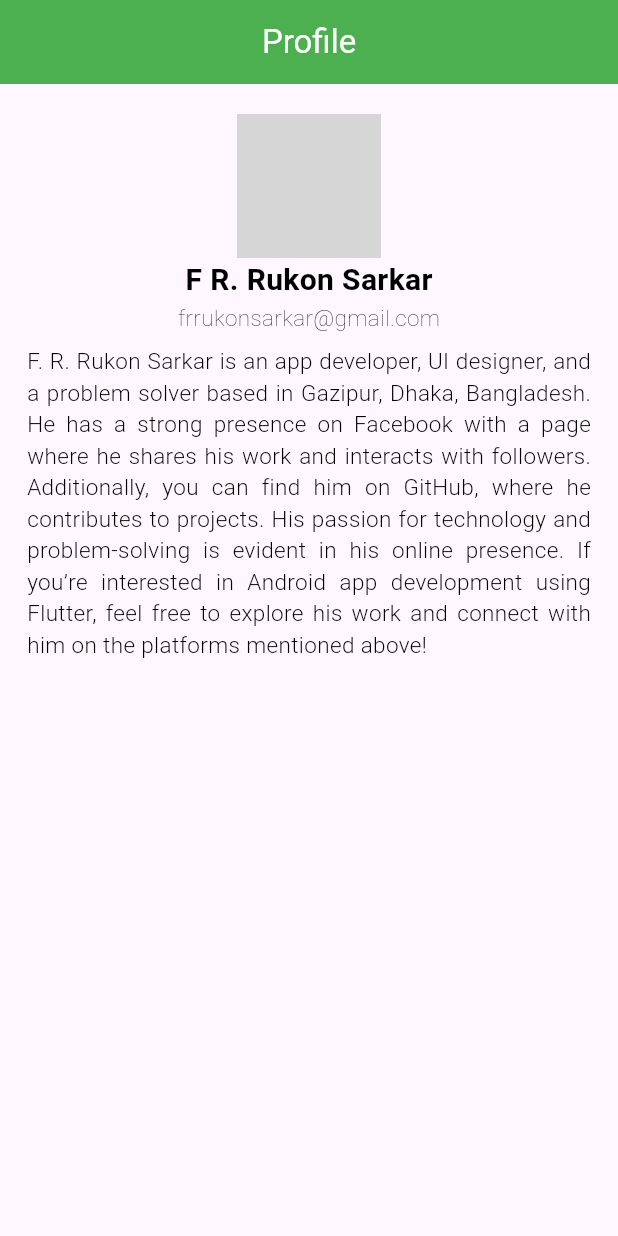
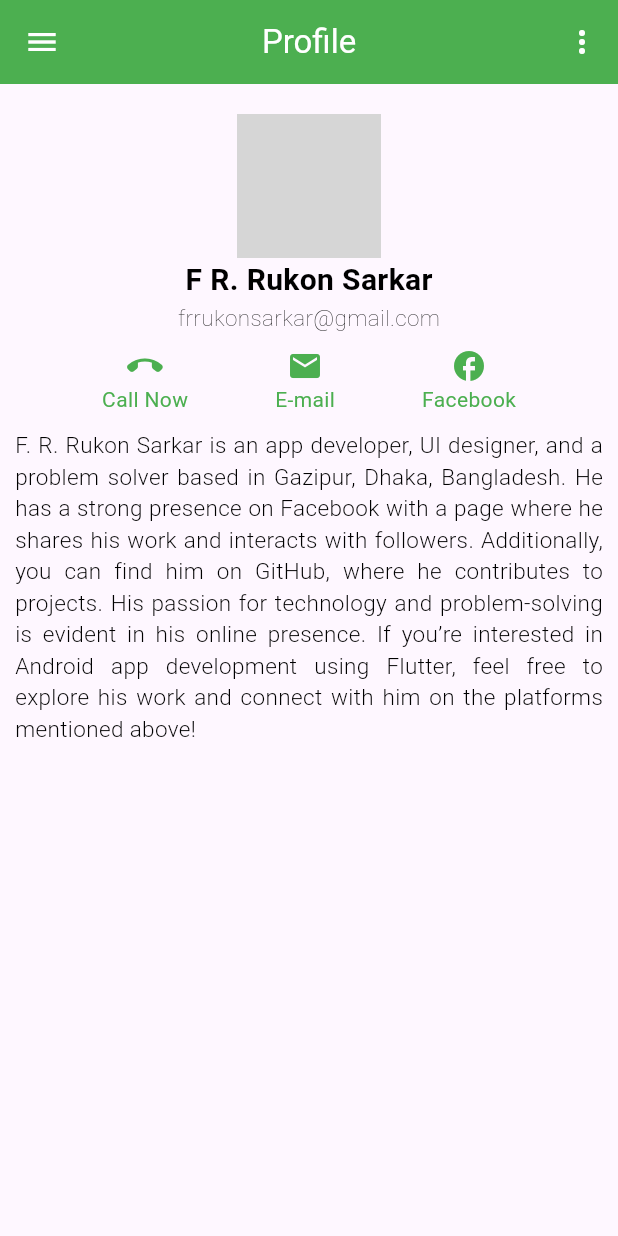
Before and after one commit to rukonsarkar/profile_design, a Flutter app: the screen it shows after launch, on a phone screen of 412 x 824 dp. Run offline on Flutter 3.47's test engine with Material 3 defaults, Android fonts, the phone set to English and light mode, and no system bars; network calls fail; grey boxes are pictures that could not be loaded.

```diff
--- a/lib/main.dart
+++ b/lib/main.dart
@@ -1,6 +1,7 @@
 import 'package:flutter/cupertino.dart';
 import 'package:flutter/material.dart';
 import 'package:flutter/widgets.dart';
+import 'package:url_launcher/url_launcher.dart';
 
 void main(){
   runApp(MyApp());
@@ -19,17 +20,30 @@ class MyApp extends StatelessWidget {
 class Home extends StatelessWidget{
   @override
   Widget build(BuildContext context) {
+
+    Future<void> goToWebPage(String urlString) async {
+      final Uri _url = Uri.parse(urlString);
+      if (!await launchUrl(_url)) {
+        throw 'Could not launch $_url';
+      }
+    }
+
     if(MediaQuery.of(context).orientation == Orientation.portrait){
       return Scaffold(
         appBar: AppBar(
           title: Text('Profile', style: TextStyle(color: Colors.white),),
           centerTitle: true,
           backgroundColor: Colors.green,
+          actions: [
+            IconButton(onPressed: (){}, icon: Icon(Icons.more_vert_rounded, color: Colors.white,))
+          ],
+          leading: Icon(Icons.menu, color: Colors.white,),
         ),
-        body: Padding(
-          padding: const EdgeInsets.symmetric(vertical: 20, horizontal: 10),
+        body: const Padding(
+          padding: EdgeInsets.symmetric(vertical: 20, horizontal: 10),
           child: Expanded(
             child: Column(
+              mainAxisSize: MainAxisSize.max,
               children: [
                 Row(
                   mainAxisAlignment: MainAxisAlignment.center,
@@ -42,11 +56,43 @@ class Home extends StatelessWidget{
                   ],
                 ),
                 Text('F R. Rukon Sarkar', style: TextStyle(color: Colors.black, fontSize: 20, fontWeight: FontWeight.bold),),
-                Text('frrukonsarkar@gmail.com', style: TextStyle(color: Colors.black, fontSize: 15, fontWeight: FontWeight.w100),),
+                Text('frrukonsarkar@gmail.com', style: TextStyle(color: Colors.black, fontSize: 15, fontWeight: FontWeight.w200),),
+                Padding(
+                  padding: EdgeInsets.symmetric(vertical: 10),
+                  child: Row(
+                    mainAxisSize: MainAxisSize.max,
+                    crossAxisAlignment: CrossAxisAlignment.center,
+                    mainAxisAlignment: MainAxisAlignment.spaceEvenly,
+                    children: [
+                      Column(
+                        mainAxisSize: MainAxisSize.max,
+                        children: [
+                          Icon(Icons.call_end_rounded, color: Colors.green,),
+                          Text('Call Now', style: TextStyle(color: Colors.green),),
+                      ],),
+                      Column(
+                        mainAxisSize: MainAxisSize.max,
+                        children: [
+                          Icon(Icons.email, color: Colors.green,),
+                          Text('E-mail', style: TextStyle(color: Colors.green))
+                        ],
+                      ),
+                      Column(
+                        mainAxisSize: MainAxisSize.max,
+                        children: [
+                          Icon(Icons.facebook, color: Colors.green,),
+                          Text('Facebook', style: TextStyle(color: Colors.green))
+                        ],
+                      ),
+                    ],
+                  ),
+                ),
                 Expanded(
+                  child: SingleChildScrollView(
                     child: Padding(
-                    padding: const EdgeInsets.all(8.0),
+                      padding: EdgeInsets.all(0),
                       child: Expanded(child: Text('F. R. Rukon Sarkar is an app developer, UI designer, and a problem solver based in Gazipur, Dhaka, Bangladesh. He has a strong presence on Facebook with a page where he shares his work and interacts with followers. Additionally, you can find him on GitHub, where he contributes to projects. His passion for technology and problem-solving is evident in his online presence. If you’re interested in Android app development using Flutter, feel free to explore his work and connect with him on the platforms mentioned above!', style: TextStyle(color: Colors.black, fontSize: 15, fontWeight: FontWeight.w300),textAlign: TextAlign.justify)),
+                    ),
                   ),
                 ),
               ],
@@ -60,13 +106,22 @@ class Home extends StatelessWidget{
           title: Text('Profile', style: TextStyle(color: Colors.white),),
           centerTitle: true,
           backgroundColor: Colors.green,
+          actions: [
+            IconButton(onPressed: (){}, icon: Icon(Icons.more_vert_rounded, color: Colors.white,))
+          ],
+          leading: Icon(Icons.menu, color: Colors.white,),
         ),
-        body: Padding(
-          padding: const EdgeInsets.symmetric(vertical: 20, horizontal: 10),
+        body: Container(
+          child: Padding(
+            padding: EdgeInsets.symmetric(vertical: 20, horizontal: 10),
             child: Expanded(
               child: Row(
+                mainAxisSize: MainAxisSize.max,
+                crossAxisAlignment: CrossAxisAlignment.center,
                 children: [
-                Column(
+                  Container(
+                    width: 200,
+                    child: Column(
                       crossAxisAlignment: CrossAxisAlignment.center,
                       children: [
                         CircleAvatar(
@@ -75,15 +130,39 @@ class Home extends StatelessWidget{
                         ),
                         Text('F R. Rukon Sarkar', style: TextStyle(color: Colors.black, fontSize: 20, fontWeight: FontWeight.bold),),
                         Text('frrukonsarkar@gmail.com', style: TextStyle(color: Colors.black, fontSize: 15, fontWeight: FontWeight.w100),),
+                        Padding(
+                          padding: const EdgeInsets.symmetric(vertical: 5),
+                          child: Row(
+                            mainAxisSize: MainAxisSize.max,
+                            crossAxisAlignment: CrossAxisAlignment.center,
+                            mainAxisAlignment: MainAxisAlignment.spaceAround,
+                            children: [
+                              Column(
+                                mainAxisSize: MainAxisSize.max,
+                                children: [
+                                  IconButton(onPressed: () async{
+                                    await  goToWebPage("tel:01647707659");
+                                  }, icon: Icon(Icons.call_end_rounded, color: Colors.green,)),
+                                  Text('Call', style: TextStyle(color: Colors.green, fontSize: 12))
                                 ],
                               ),
-
-                Expanded(
-                  child: Column(
+                              Column(
+                                mainAxisSize: MainAxisSize.max,
                                 children: [
-                      Padding(
-                        padding: const EdgeInsets.all(8.0),
-                        child: Expanded(child: Text('F. R. Rukon Sarkar is an app developer, UI designer, and a problem solver based in Gazipur, Dhaka, Bangladesh. He has a strong presence on Facebook with a page where he shares his work and interacts with followers. Additionally, you can find him on GitHub, where he contributes to projects. His passion for technology and problem-solving is evident in his online presence. If you’re interested in Android app development using Flutter, feel free to explore his work and connect with him on the platforms mentioned above!', style: TextStyle(color: Colors.black, fontSize: 15, fontWeight: FontWeight.w300),textAlign: TextAlign.justify)),
+                                  IconButton(onPressed: () async {
+                                    await  goToWebPage("mailto:programmerrukon@gmail.com");
+                                  }, icon: Icon(Icons.email, color: Colors.green,)),
+                                  Text('E-mail', style: TextStyle(color: Colors.green, fontSize: 12))
+                                ],
+                              ),
+                              Column(
+                                mainAxisSize: MainAxisSize.max,
+                                children: [
+                                  IconButton(onPressed: () async {
+                                    await  goToWebPage("https://facebook.com/programmerrukon");
+                                  }, icon: Icon(Icons.facebook, color: Colors.green,)),
+                                  Text('Facebook', style: TextStyle(color: Colors.green, fontSize: 12))
+                                ],
                               ),
                             ],
                           ),
@@ -91,7 +170,23 @@ class Home extends StatelessWidget{
                       ],
                     ),
                   ),
+
+                  Expanded(
+                    child: Padding(
+                      padding: EdgeInsets.symmetric(horizontal: 10),
+                      child: Column(
+                        children: [
+                          Text('F. R. Rukon Sarkar is an app developer, UI designer, and a problem solver based in Gazipur, Dhaka, Bangladesh. He has a strong presence on Facebook with a page where he shares his work and interacts with followers. Additionally, you can find him on GitHub, where he contributes to projects. His passion for technology and problem-solving is evident in his online presence. If you’re interested in Android app development using Flutter, feel free to explore his work and connect with him on the platforms mentioned above!', style: TextStyle(color: Colors.black, fontSize: 15, fontWeight: FontWeight.w300),textAlign: TextAlign.justify),
+                        ],
                       ),
+                    ),
+                  ),
+                ],
+              ),
+            ),
+          ),
+        ),
+
       );
     }
 
--- a/pubspec.yaml
+++ b/pubspec.yaml
@@ -30,6 +30,7 @@ environment:
 dependencies:
   flutter:
     sdk: flutter
+  url_launcher: ^6.0.9
 
 
   # The following adds the Cupertino Icons font to your application.
```
Also changed, not shown: pubspec.lock. Lines whose indentation alone changed are shown as unchanged.
